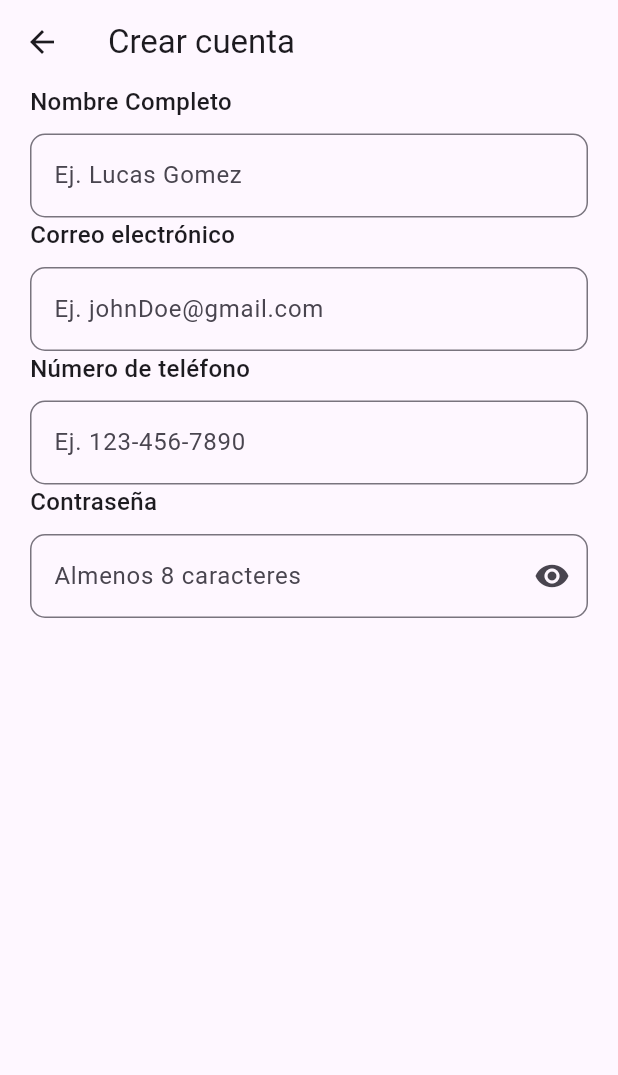
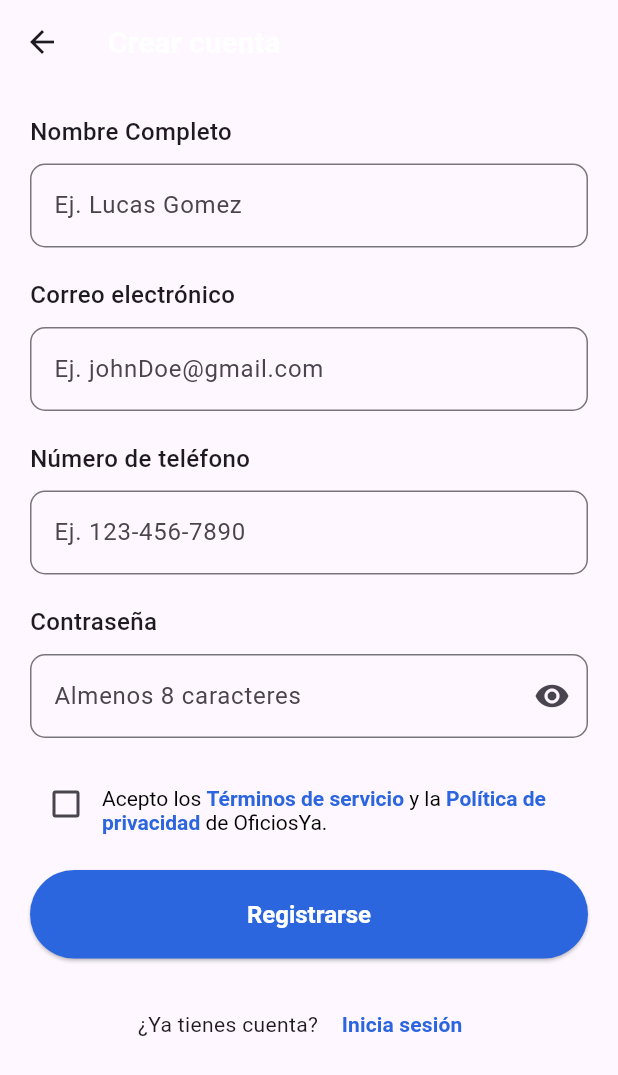
Before and after one commit to BrandonLunaCastro/OficiosYA, a Flutter app: the Register screen opened by its route, on a phone screen of 412 x 824 dp. Shown: the top 1075 px of the screen. Run offline on Flutter 3.47's test engine with Material 3 defaults, Android fonts, the phone set to English and light mode, and no system bars.

Commit message:
finish register screen

```diff
--- a/lib/screens/register_screen.dart
+++ b/lib/screens/register_screen.dart
@@ -1,6 +1,8 @@
 import 'package:flutter/material.dart';
 import 'package:oficios/widgets/custom_password_field.dart';
 import 'package:oficios/widgets/custom_text_field.dart';
+import 'package:oficios/widgets/primary_button.dart';
+import 'package:oficios/widgets/terms_checkbox.dart';
 
 class Register extends StatefulWidget {
   const Register({super.key});
@@ -10,32 +12,71 @@ class Register extends StatefulWidget {
 }
 
 class _RegisterState extends State<Register> {
+  bool get _acceptedTerms => false;
+
   @override
   Widget build(BuildContext context) {
     return Scaffold(
-      appBar: AppBar(title: const Text('Crear cuenta')),
+      appBar: AppBar(title: const Text('Crear cuenta'), titleTextStyle: const TextStyle( fontSize: 20, fontWeight: FontWeight.bold),),
       body: SafeArea(
         child: Column(
           children: [
             Center(
               child: Column(
                 children: [
+                  SizedBox(height: 20),
                   CustomTextField(
                     label: "Nombre Completo",
                     hint: "Ej. Lucas Gomez",
                   ),
+                  SizedBox(height: 20),
                   CustomTextField(
                     label: "Correo electrónico",
                     hint: "Ej. johnDoe@gmail.com",
                   ),
+                  SizedBox(height: 20),
                   CustomTextField(
                     label: "Número de teléfono",
                     hint: "Ej. 123-456-7890",
                   ),
+                  SizedBox(height: 20),
                   CustomPasswordField(
                     label: "Contraseña",
                     hint: "Almenos 8 caracteres",
                   ),
+                  SizedBox(height: 20),
+                  TermsCheckbox(
+                    onChanged: (value) {
+                      // Lógica para manejar el cambio del checkbox
+                    },
+                  ),
+                  SizedBox(height: 20),
+                  PrimaryButton(
+                  text: 'Registrarse',
+                    onPressed: () {
+                      if (!_acceptedTerms) {
+                        ScaffoldMessenger.of(context).showSnackBar(
+                          const SnackBar(content: Text('Debes aceptar los términos y condiciones')),
+                        );
+                        return;
+                      }
+                      // Lógica de registro
+                    },
+                  ),
+                   const SizedBox(height: 20),
+                    Center(
+                      child: Row(
+                        mainAxisAlignment: MainAxisAlignment.center,
+                        children: [
+                          const Text("¿Ya tienes cuenta? "),
+                          TextButton(
+                            onPressed: () => Navigator.pop(context),
+                            child: const Text('Inicia sesión', style: TextStyle(color: Color(0xFF2B66DF), fontWeight: FontWeight.bold)),
+                          ),
+                        ],
+                      ),
+                    ),
+                    const SizedBox(height: 20),
                 ],
               ),
             ),
--- /dev/null
+++ b/lib/widgets/terms_checkbox.dart
@@ -0,0 +1,56 @@
+import 'package:flutter/material.dart';
+
+class TermsCheckbox extends StatefulWidget {
+  final ValueChanged<bool> onChanged;
+
+  const TermsCheckbox({super.key, required this.onChanged});
+
+  @override
+  State<TermsCheckbox> createState() => _TermsCheckboxState();
+}
+
+class _TermsCheckboxState extends State<TermsCheckbox> {
+  bool _checked = false;
+
+  @override
+  Widget build(BuildContext context) {
+    return Padding(
+      padding: const EdgeInsets.symmetric(horizontal: 20),
+      child: Row(
+        crossAxisAlignment: CrossAxisAlignment.start,
+        children: [
+          Checkbox(
+            value: _checked,
+            onChanged: (value) {
+              setState(() => _checked = value ?? false);
+              widget.onChanged(_checked);
+            },
+          ),
+          Expanded(
+            child: Padding(
+              padding: const EdgeInsets.only(top: 12),
+              child: RichText(
+                text: const TextSpan(
+                  style: TextStyle(color: Colors.black, fontSize: 14),
+                  children: [
+                    TextSpan(text: 'Acepto los '),
+                    TextSpan(
+                      text: 'Términos de servicio',
+                      style: TextStyle(color: Color(0xFF2B66DF), fontWeight: FontWeight.bold),
+                    ),
+                    TextSpan(text: ' y la '),
+                    TextSpan(
+                      text: 'Política de privacidad',
+                      style: TextStyle(color: Color(0xFF2B66DF), fontWeight: FontWeight.bold),
+                    ),
+                    TextSpan(text: ' de OficiosYa.'),
+                  ],
+                ),
+              ),
+            ),
+          ),
+        ],
+      ),
+    );
+  }
+}
```
